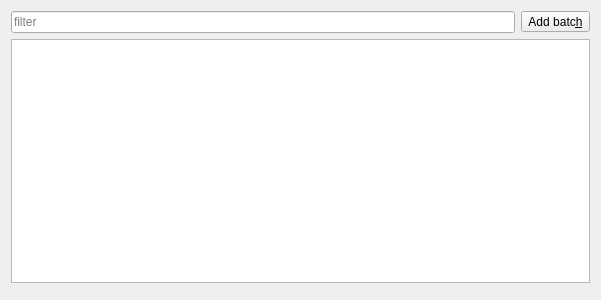
Before: the Qt Designer form src/ui/TabBatchWidget.ui in wnt-zhp/zarlock-cpp, drawn with Qt 5.
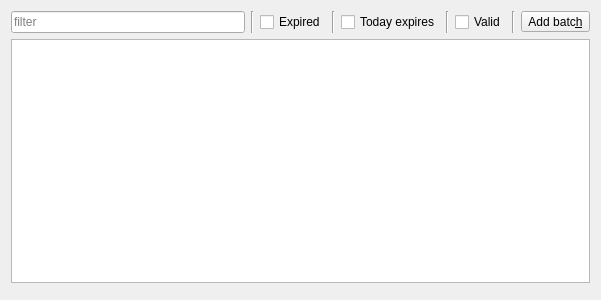
After: the same form once the commit is applied. Custom widgets are drawn as their Qt base class.

```diff
--- a/src/ui/TabBatchWidget.ui
+++ b/src/ui/TabBatchWidget.ui
@@ -23,6 +23,55 @@
        </property>
       </widget>
      </item>
+     <item>
+      <widget class="Line" name="line">
+       <property name="orientation">
+        <enum>Qt::Vertical</enum>
+       </property>
+      </widget>
+     </item>
+     <item>
+      <widget class="QCheckBox" name="cb_expired">
+       <property name="text">
+        <string>Expired</string>
+       </property>
+      </widget>
+     </item>
+     <item>
+      <widget class="Line" name="line_2">
+       <property name="orientation">
+        <enum>Qt::Vertical</enum>
+       </property>
+      </widget>
+     </item>
+     <item>
+      <widget class="QCheckBox" name="cb_aexpired">
+       <property name="text">
+        <string>Today expires</string>
+       </property>
+      </widget>
+     </item>
+     <item>
+      <widget class="Line" name="line_3">
+       <property name="orientation">
+        <enum>Qt::Vertical</enum>
+       </property>
+      </widget>
+     </item>
+     <item>
+      <widget class="QCheckBox" name="cb_nexpired">
+       <property name="text">
+        <string>Valid</string>
+       </property>
+      </widget>
+     </item>
+     <item>
+      <widget class="Line" name="line_4">
+       <property name="orientation">
+        <enum>Qt::Vertical</enum>
+       </property>
+      </widget>
+     </item>
      <item>
       <widget class="QToolButton" name="button_add_batch">
        <property name="text">
```
Left out of the diff: 3 changed lines with no effect on the pictures.
